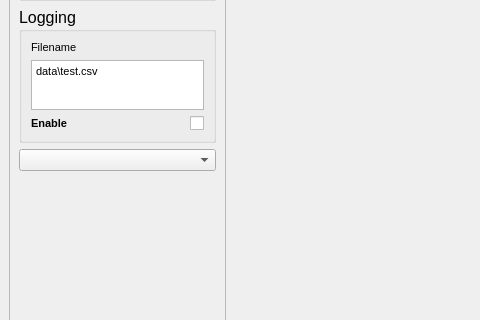
First picture: the form in src/InstPyr/UI/SinglePlotUI.ui, repository soodsidd/instpyr, before the edit; both pictures show x 0 to 480 and y 163 to 483 of the 1327 by 896 pixel window.
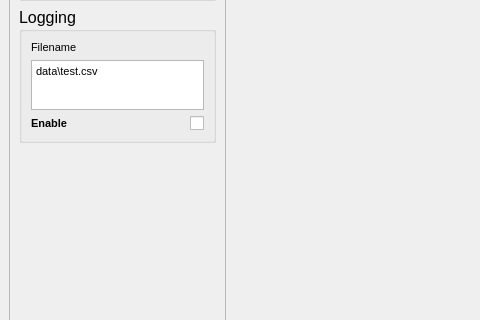
Second picture: the form after the edit. Custom widgets are drawn as their Qt base class.

Commit message: Simplified callback functions controls

```diff
--- a/src/InstPyr/UI/SinglePlotUI.ui
+++ b/src/InstPyr/UI/SinglePlotUI.ui
@@ -245,9 +245,6 @@
           </layout>
          </widget>
         </item>
-        <item>
-         <widget class="QComboBox" name="comboBox"/>
-        </item>
         <item>
          <widget class="QLabel" name="label">
           <property name="sizePolicy">
```
The commit also changes 1 other file.
